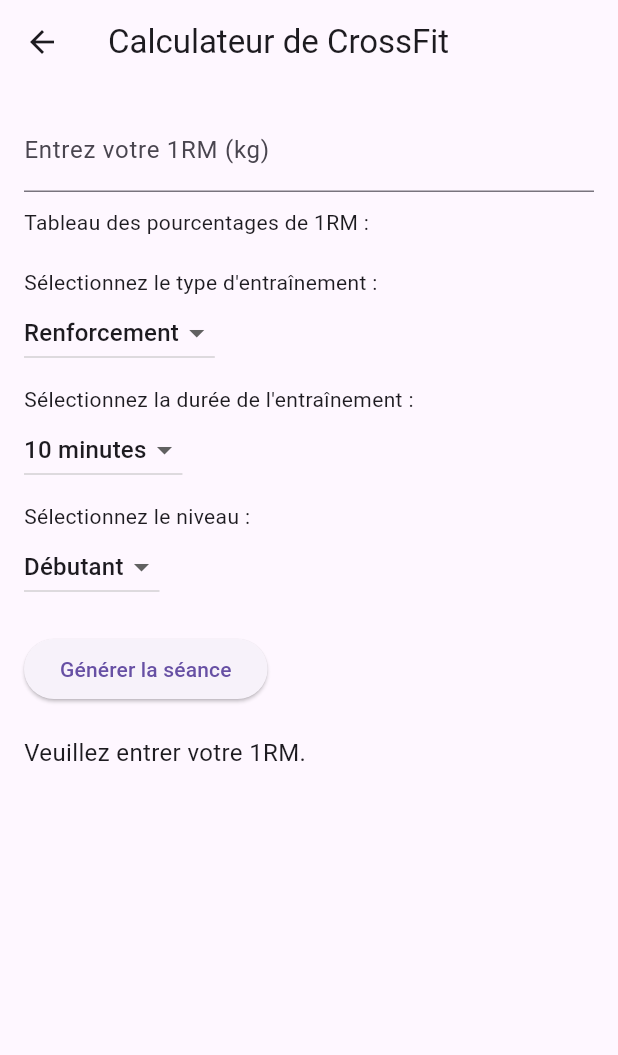
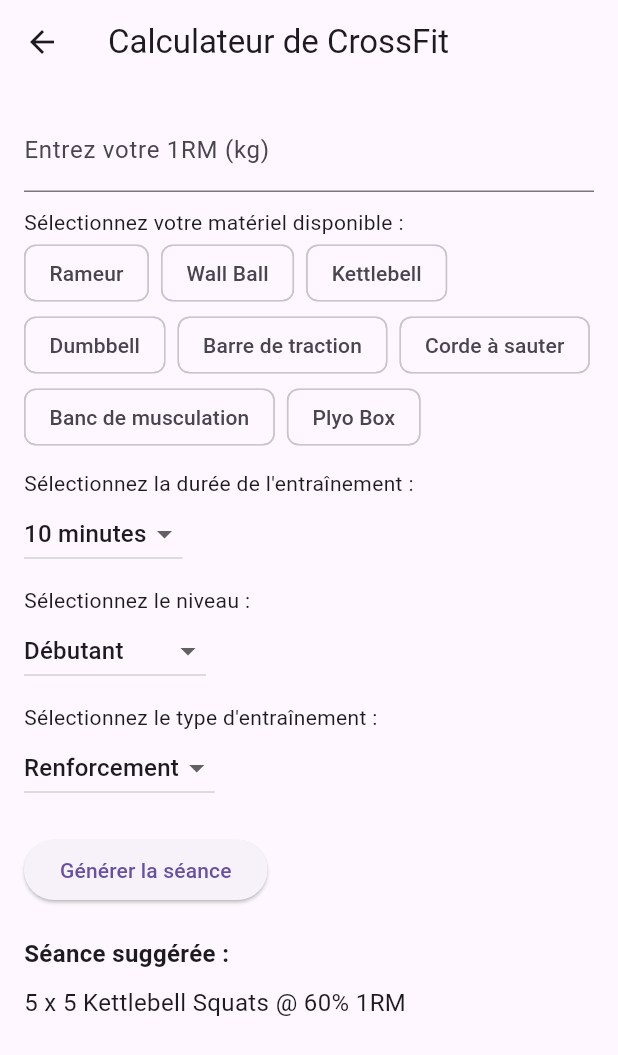
Before and after one commit to Marco8313/course_app, a Flutter app: the CrossFitCalculatorPage screen opened directly, after a tap on "Générer la séance", on a phone screen of 412 x 824 dp. Shown: the top 1055 px of the screen. Run offline on Flutter 3.47's test engine with Material 3 defaults, Android fonts, the phone set to English and light mode, and no system bars.

Commit message:
Add files via upload

```diff
--- a/lib/main.dart
+++ b/lib/main.dart
@@ -27,8 +27,13 @@
   Widget build(BuildContext context) {
     return Scaffold(
       appBar: AppBar(
-        title: const Text(
-            'Bienvenue dans l\'application de l\'athlète du quotidien'),
+        title: const Center(
+          // Utilisation du Center pour centrer le texte
+          child: Text(
+            'Bienvenue dans l\'application\nde l\'athlète du quotidien',
+            textAlign: TextAlign.center, // Centre le texte dans le widget Text
+          ),
+        ),
       ),
       body: Center(
         child: Column(
@@ -142,7 +147,7 @@
         final int secondes = ((allureDecimale - minutes) * 60).round();
 
         results +=
-            '${(percentage * 100).toStringAsFixed(0)}% Vitesse: ${vitessePercentage.toStringAsFixed(1)} km/h - ${(percentage * 100).toStringAsFixed(0)}% Allure: $minutes min $secondes s par km\n';
+            '${(percentage * 100).toStringAsFixed(0)}% V: ${vitessePercentage.toStringAsFixed(1)} km/h - A: $minutes min $secondes s par km\n';
       }
 
       setState(() {
@@ -217,106 +222,211 @@
 
 class _CrossFitCalculatorPageState extends State<CrossFitCalculatorPage> {
   final TextEditingController _oneRepMaxController = TextEditingController();
+  double? _oneRepMax;
+  Map<String, double> _percentageTable = {};
   String _selectedTrainingType = 'Renforcement';
   String _selectedTime = '10 minutes';
   String _selectedLevel = 'Débutant';
+  List<String> _selectedEquipment = [];
   String _suggestions = "";
-  double? _oneRepMax;
-  Map<String, double> _percentageTable = {};
 
-  final Random _random = Random();
+  // List of available equipment options
+  final List<String> _equipmentOptions = [
+    'Rameur',
+    'Wall Ball',
+    'Kettlebell',
+    'Dumbbell',
+    'Barre de traction',
+    'Corde à sauter',
+    'Banc de musculation',
+    'Plyo Box'
+  ];
+
+  // Example workout data
+  final Map<String, Map<String, List<String>>> _workouts = {
+    'Renforcement': {
+      'Débutant': [
+        '5 x 5 Kettlebell Squats @ 60% 1RM',
+        '4 x 10 Dumbbell Press @ 50% 1RM',
+        '3 x 8 Rameur 250m, 1 min de repos'
+      ],
+      'Intermédiaire': [
+        '5 x 5 Overhead Press @ 60% 1RM',
+        '4 x 8 Bench Press @ 70% 1RM',
+        '4 x 8 Deadlifts @ 65% 1RM'
+      ],
+      'Avancé': [
+        '6 x 4 Deadlifts @ 70% 1RM',
+        '5 x 8 Wall Ball Shots @ 20kg',
+        '4 x 10 Pull-Ups'
+      ],
+      'Expert': [
+        '8 x 2 Snatch @ 80% 1RM',
+        '5 x 5 Overhead Squats @ 70% 1RM',
+        '6 x 10 Double-unders'
+      ],
+    },
+    'Hypertrophie': {
+      'Débutant': [
+        '3 x 12 Dumbbell Curls @ 40% 1RM',
+        '4 x 15 Push-Ups',
+        '3 x 12 Kettlebell Swings @ 30% 1RM'
+      ],
+      'Intermédiaire': [
+        '4 x 10 Dumbbell Bench Press @ 50% 1RM',
+        '4 x 12 Lunges with Kettlebell @ 40% 1RM',
+        '3 x 15 Box Jumps'
+      ],
+      'Avancé': [
+        '4 x 10 Bench Press @ 65% 1RM',
+        '5 x 12 Goblet Squats @ 50% 1RM',
+        '4 x 15 Wall Ball Sit-Ups'
+      ],
+      'Expert': [
+        '6 x 8 Clean and Jerks @ 75% 1RM',
+        '5 x 10 Handstand Push-Ups',
+        '4 x 20 Kettlebell Snatches @ 40% 1RM'
+      ],
+    },
+    'Force': {
+      'Débutant': [
+        '4 x 6 Deadlifts @ 65% 1RM',
+        '3 x 5 Dumbbell Bench Press @ 60% 1RM',
+        '3 x 8 Box Jumps'
+      ],
+      'Intermédiaire': [
+        '4 x 6 Overhead Squats @ 65% 1RM',
+        '4 x 5 Weighted Pull-Ups',
+        '3 x 10 Plyo Push-Ups'
+      ],
+      'Avancé': [
+        '5 x 5 Squats @ 75% 1RM',
+        '4 x 6 Pull-Ups Weighted',
+        '4 x 8 Rameur Sprints 300m'
+      ],
+      'Expert': [
+        '6 x 3 Front Squats @ 85% 1RM',
+        '5 x 4 Weighted Pull-Ups @ 70% 1RM',
+        '6 x 10 Burpee Box Jumps'
+      ],
+    },
+    'Puissance': {
+      'Débutant': [
+        '3 x 10 Kettlebell Clean and Press @ 50% 1RM',
+        '3 x 8 Dumbbell Push Press @ 50% 1RM',
+        '4 x 20 Corde à sauter'
+      ],
+      'Intermédiaire': [
+        '4 x 8 Power Snatch @ 60% 1RM',
+        '4 x 10 Wall Ball Shots',
+        '5 x 5 Broad Jumps'
+      ],
+      'Avancé': [
+        '5 x 5 Power Cleans @ 70% 1RM',
+        '4 x 10 Dumbbell Snatches @ 60% 1RM',
+        '4 x 15 Plyo Box Jumps'
+      ],
+      'Expert': [
+        '6 x 3 Push Jerks @ 80% 1RM',
+        '5 x 6 Weighted Box Jumps @ 70% 1RM',
+        '4 x 25 Double-unders'
+      ],
+    },
+    'Hybride': {
+      'Débutant': [
+        '4 x 8 Rameur 250m, 1 min de repos',
+        '4 x 8 Kettlebell Swings @ 40% 1RM',
+        '4 x 15 Air Squats'
+      ],
+      'Intermédiaire': [
+        '4 x 10 Front Squats @ 55% 1RM',
+        '4 x 12 Wall Ball Shots',
+        '4 x 10 Push-Ups'
+      ],
+      'Avancé': [
+        '5 x 6 Thrusters @ 65% 1RM',
+        '4 x 10 Kettlebell Clean and Press @ 50% 1RM',
+        '4 x 20 Corde à sauter'
+      ],
+      'Expert': [
+        '5 x 8 Deadlifts @ 75% 1RM',
+        '6 x 3 Muscle-Ups',
+        '4 x 12 Box Jumps'
+      ],
+    },
+  };
+
+  void _calculatePercentages() {
+    if (_oneRepMax != null) {
+      _percentageTable = {
+        '30%': _oneRepMax! * 0.3,
+        '35%': _oneRepMax! * 0.35,
+        '40%': _oneRepMax! * 0.4,
+        '45%': _oneRepMax! * 0.45,
+        '50%': _oneRepMax! * 0.5,
+        '55%': _oneRepMax! * 0.55,
+        '60%': _oneRepMax! * 0.6,
+        '65%': _oneRepMax! * 0.65,
+        '70%': _oneRepMax! * 0.7,
+        '75%': _oneRepMax! * 0.75,
+        '80%': _oneRepMax! * 0.8,
+        '85%': _oneRepMax! * 0.85,
+        '90%': _oneRepMax! * 0.9,
+        '95%': _oneRepMax! * 0.95,
+        '100%': _oneRepMax!,
+        '105%': _oneRepMax! * 1.05,
+        '110%': _oneRepMax! * 1.1,
+      };
+    }
+  }
 
   void _generateWorkout() {
-    if (_oneRepMax == null) {
-      setState(() {
-        _suggestions = "Veuillez entrer votre 1RM.";
-      });
-      return;
+    if (_selectedTrainingType.isNotEmpty &&
+        _selectedLevel.isNotEmpty &&
+        _selectedTime.isNotEmpty) {
+      // Fetch the workout list based on the user's selection
+      List<String> availableWorkouts =
+          _workouts[_selectedTrainingType]![_selectedLevel]!;
+
+      // Filter workouts based on equipment availability
+      List<String> filteredWorkouts = availableWorkouts.where((workout) {
+        for (String equipment in _selectedEquipment) {
+          if (workout.toLowerCase().contains(equipment.toLowerCase())) {
+            return true;
+          }
+        }
+        return false;
+      }).toList();
+
+      // If no workouts match the selected equipment, use the default list
+      if (filteredWorkouts.isEmpty) {
+        filteredWorkouts = availableWorkouts;
       }
 
-    String workout = "";
-
-    if (_selectedTrainingType == 'Renforcement') {
-      workout = _generateStrengthWorkout(_selectedTime, _selectedLevel);
-    } else if (_selectedTrainingType == 'Hypertrophie') {
-      workout = _generateHypertrophyWorkout(_selectedTime, _selectedLevel);
-    } else if (_selectedTrainingType == 'Force') {
-      workout = _generatePowerWorkout(_selectedTime, _selectedLevel);
-    } else if (_selectedTrainingType == 'Puissance') {
-      workout = _generateEnduranceWorkout(_selectedTime, _selectedLevel);
+      // Shuffle and select workouts based on the duration
+      filteredWorkouts.shuffle();
+      int workoutCount;
+      switch (_selectedTime) {
+        case '10 minutes':
+          workoutCount = 1;
+          break;
+        case '20 minutes':
+          workoutCount = 2;
+          break;
+        case '30 minutes':
+          workoutCount = 3;
+          break;
+        case '45 minutes':
+          workoutCount = 4;
+          break;
+        default:
+          workoutCount = 2;
       }
 
       setState(() {
-      _suggestions = workout;
+        _suggestions = filteredWorkouts.take(workoutCount).join('\n\n');
       });
     }
-
-  void _calculatePercentages() {
-    if (_oneRepMax == null) return;
-
-    _percentageTable = {
-      '30%': _oneRepMax! * 0.30,
-      '35%': _oneRepMax! * 0.35,
-      '40%': _oneRepMax! * 0.40,
-      '45%': _oneRepMax! * 0.45,
-      '50%': _oneRepMax! * 0.50,
-      '55%': _oneRepMax! * 0.55,
-      '60%': _oneRepMax! * 0.60,
-      '65%': _oneRepMax! * 0.65,
-      '70%': _oneRepMax! * 0.70,
-      '75%': _oneRepMax! * 0.75,
-      '80%': _oneRepMax! * 0.80,
-      '85%': _oneRepMax! * 0.85,
-      '90%': _oneRepMax! * 0.90,
-      '95%': _oneRepMax! * 0.95,
-      '100%': _oneRepMax!,
-      '105%': _oneRepMax! * 1.05,
-      '110%': _oneRepMax! * 1.10,
-    };
-  }
-
-  String _generateStrengthWorkout(String time, String level) {
-    List<String> workouts = [
-      "5 rounds: 5x Deadlifts à 60% 1RM, 10x Push-ups",
-      "4 rounds: 8x Back Squats à 65% 1RM, 8x Pull-ups",
-      "5 rounds: 10x Deadlifts à 70% 1RM, 10x Barbell Rows",
-      "6 rounds: 12x Front Squats à 65% 1RM, 12x Bench Press"
-    ];
-
-    return workouts[_random.nextInt(workouts.length)];
-  }
-
-  String _generateHypertrophyWorkout(String time, String level) {
-    List<String> workouts = [
-      "4 rounds: 12x Bench Press à 60% 1RM, 15x Dumbbell Flyes",
-      "5 rounds: 10x Squats à 65% 1RM, 12x Lunges",
-      "4 rounds: 8x Deadlifts à 70% 1RM, 10x Leg Press",
-      "5 rounds: 10x Barbell Rows à 65% 1RM, 12x Overhead Press"
-    ];
-
-    return workouts[_random.nextInt(workouts.length)];
-  }
-
-  String _generatePowerWorkout(String time, String level) {
-    List<String> workouts = [
-      "5 rounds: 8x Push Press à 60% 1RM, 10x Box Jumps",
-      "4 rounds: 5x Power Cleans à 65% 1RM, 8x Broad Jumps",
-      "5 rounds: 6x Push Jerk à 70% 1RM, 10x Med Ball Slams",
-      "6 rounds: 4x Clean and Jerk à 75% 1RM, 10x Weighted Box Jumps"
-    ];
-
-    return workouts[_random.nextInt(workouts.length)];
-  }
-
-  String _generateEnduranceWorkout(String time, String level) {
-    List<String> workouts = [
-      "AMRAP 10: 10x Air Squats, 15x Sit-ups, 10x Burpees",
-      "AMRAP 20: 20x Kettlebell Swings, 15x Box Jumps, 20x Wall Balls",
-      "AMRAP 30: 30x Double-Unders, 20x Sit-ups, 15x Pull-ups",
-      "AMRAP 45: 40x Push-ups, 30x Air Squats, 20x Deadlifts à 50% 1RM"
-    ];
-
-    return workouts[_random.nextInt(workouts.length)];
   }
 
   @override
@@ -345,97 +455,150 @@
                 },
               ),
               const SizedBox(height: 10),
+              // Ajout de l'affichage des pourcentages
+              if (_percentageTable.isNotEmpty) ...[
                 const Text("Tableau des pourcentages de 1RM :"),
                 if (_oneRepMax != null)
-                  GridView.count(
+                  LayoutBuilder(
+                    builder: (context, constraints) {
+                      // Determine the number of columns based on screen width
+                      int columns = constraints.maxWidth > 600 ? 4 : 2;
+                      double childAspectRatio =
+                          constraints.maxWidth > 600 ? 4 : 3;
+
+                      return GridView.builder(
                         shrinkWrap:
                             true, // Permet au GridView d'être contenu dans le ScrollView
                         physics:
                             const NeverScrollableScrollPhysics(), // Empêche le GridView de défiler indépendamment
-                    crossAxisCount: 3, // Définit 3 colonnes
-                    childAspectRatio: 10, // Ajuste la hauteur des cellules
-                    children: _percentageTable.entries.map((entry) {
-                      return Padding(
-                        padding: const EdgeInsets.symmetric(vertical: 4.0),
+                        gridDelegate: SliverGridDelegateWithFixedCrossAxisCount(
+                          crossAxisCount:
+                              columns, // Nombre de colonnes dynamiques
+                          crossAxisSpacing: 10.0,
+                          mainAxisSpacing: 10.0,
+                          childAspectRatio:
+                              childAspectRatio, // Ajuste la hauteur des cellules dynamiquement
+                        ),
+                        itemCount: _percentageTable.length,
+                        itemBuilder: (context, index) {
+                          String key = _percentageTable.keys.elementAt(index);
+                          return Container(
+                            padding: const EdgeInsets.all(8.0),
+                            decoration: BoxDecoration(
+                              border: Border.all(color: Colors.grey),
+                              borderRadius: BorderRadius.circular(5.0),
+                            ),
                             child: Text(
-                          '${entry.key}: ${entry.value.toStringAsFixed(1)} kg',
+                              '$key: ${_percentageTable[key]!.toStringAsFixed(1)} kg',
                               textAlign: TextAlign.center,
+                              style: const TextStyle(fontSize: 16),
                             ),
+                          );
+                        },
+                      );
+                    },
+                  ),
+                const SizedBox(height: 20),
+              ],
+              const Text("Sélectionnez votre matériel disponible :"),
+              Wrap(
+                spacing: 8.0,
+                children: _equipmentOptions.map((String equipment) {
+                  return FilterChip(
+                    label: Text(equipment),
+                    selected: _selectedEquipment.contains(equipment),
+                    onSelected: (bool selected) {
+                      setState(() {
+                        if (selected) {
+                          _selectedEquipment.add(equipment);
+                        } else {
+                          _selectedEquipment.removeWhere((String name) {
+                            return name == equipment;
+                          });
+                        }
+                      });
+                    },
                   );
                 }).toList(),
               ),
-                const SizedBox(height: 20),
-                const Text("Sélectionnez le type d'entraînement :"),
+              const SizedBox(height: 10),
+              const Text("Sélectionnez la durée de l'entraînement :"),
               DropdownButton<String>(
-                  value: _selectedTrainingType,
+                value: _selectedTime,
+                onChanged: (String? newValue) {
+                  setState(() {
+                    _selectedTime = newValue!;
+                  });
+                },
                 items: <String>[
-                    'Renforcement',
-                    'Hypertrophie',
-                    'Force',
-                    'Puissance'
-                  ].map((String value) {
+                  '10 minutes',
+                  '20 minutes',
+                  '30 minutes',
+                  '45 minutes'
+                ].map<DropdownMenuItem<String>>((String value) {
                   return DropdownMenuItem<String>(
                     value: value,
                     child: Text(value),
                   );
                 }).toList(),
-                  onChanged: (newValue) {
+              ),
+              const SizedBox(height: 10),
+              const Text("Sélectionnez le niveau :"),
+              DropdownButton<String>(
+                value: _selectedLevel,
+                onChanged: (String? newValue) {
                   setState(() {
-                      _selectedTrainingType = newValue!;
+                    _selectedLevel = newValue!;
                   });
                 },
-                ),
-                const SizedBox(height: 10),
-                const Text("Sélectionnez la durée de l'entraînement :"),
-                DropdownButton<String>(
-                  value: _selectedTime,
-                  items: <String>[
-                    '10 minutes',
-                    '20 minutes',
-                    '30 minutes',
-                    '45 minutes'
-                  ].map((String value) {
+                items: <String>['Débutant', 'Intermédiaire', 'Avancé', 'Expert']
+                    .map<DropdownMenuItem<String>>((String value) {
                   return DropdownMenuItem<String>(
                     value: value,
                     child: Text(value),
                   );
                 }).toList(),
-                  onChanged: (newValue) {
+              ),
+              const SizedBox(height: 10),
+              const Text("Sélectionnez le type d'entraînement :"),
+              DropdownButton<String>(
+                value: _selectedTrainingType,
+                onChanged: (String? newValue) {
                   setState(() {
-                      _selectedTime = newValue!;
+                    _selectedTrainingType = newValue!;
                   });
                 },
-                ),
-                const SizedBox(height: 10),
-                const Text("Sélectionnez le niveau :"),
-                DropdownButton<String>(
-                  value: _selectedLevel,
-                  items: <String>['Débutant', 'Avancé', 'Expert']
-                      .map((String value) {
+                items: <String>[
+                  'Renforcement',
+                  'Hypertrophie',
+                  'Force',
+                  'Puissance',
+                  'Hybride'
+                ].map<DropdownMenuItem<String>>((String value) {
                   return DropdownMenuItem<String>(
                     value: value,
                     child: Text(value),
                   );
                 }).toList(),
-                  onChanged: (newValue) {
-                    setState(() {
-                      _selectedLevel = newValue!;
-                    });
-                  },
               ),
               const SizedBox(height: 20),
               ElevatedButton(
                 onPressed: _generateWorkout,
-                  child: const Text("Générer la séance"),
+                child: const Text('Générer la séance'),
               ),
               const SizedBox(height: 20),
-                Text(
-                  _suggestions,
-                  style: const TextStyle(fontSize: 16),
+              if (_suggestions.isNotEmpty) ...[
+                const Text(
+                  "Séance suggérée :",
+                  style: TextStyle(fontSize: 16, fontWeight: FontWeight.bold),
                 ),
+                const SizedBox(height: 10),
+                Text(_suggestions, style: const TextStyle(fontSize: 16)),
+              ],
             ],
           ),
         ),
-        ));
+      ),
+    );
   }
 }
```
Lines whose indentation alone changed are shown as unchanged.
